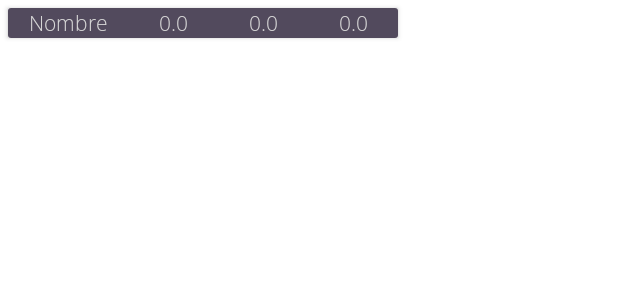
After one commit to RedVille/TDMPA_ProyectoFinal, an Android app: the layout row_student.xml on its own in the app's theme, with its tools: preview values and no code run, on a phone screen of 412 x 824 dp. The commit adds this screen. Shown: the top 300 px of the screen. Run offline under Robolectric (Android 15) with nearby library versions, the phone set to English and light mode, and no system bars.

Commit message:
VampiMaestro - Row y Acomodo de código

```diff
--- a/VampiAlumno/app/src/main/res/layout/activity_main.xml
+++ b/VampiAlumno/app/src/main/res/layout/activity_main.xml
@@ -14,11 +14,11 @@
             android:layout_width="match_parent"
             android:layout_height="0dp"
             app:defaultNavHost="true"
+            app:layout_constraintBottom_toBottomOf="parent"
+            app:layout_constraintEnd_toEndOf="parent"
             app:layout_constraintStart_toStartOf="parent"
-            app:layout_constraintEnd_toEndOf="parent"
-            app:layout_constraintBottom_toBottomOf="parent"
             app:layout_constraintTop_toTopOf="parent"
-            app:navGraph="@navigation/main_graph"/>
+            app:navGraph="@navigation/main_graph" />
 
     </androidx.constraintlayout.widget.ConstraintLayout>
 </layout>
--- a/VampiAlumno/app/src/main/res/layout/subjects_fragment.xml
+++ b/VampiAlumno/app/src/main/res/layout/subjects_fragment.xml
@@ -8,6 +8,7 @@
         android:layout_width="match_parent"
         android:layout_height="match_parent"
         android:background="@color/background">
+
         <androidx.swiperefreshlayout.widget.SwipeRefreshLayout
             android:id="@+id/swpRefresh"
             android:layout_width="0dp"
@@ -16,6 +17,7 @@
             app:layout_constraintEnd_toEndOf="parent"
             app:layout_constraintStart_toStartOf="parent"
             app:layout_constraintTop_toTopOf="parent">
+
             <androidx.recyclerview.widget.RecyclerView
                 android:id="@+id/rcCategories"
                 android:layout_width="0dp"
--- /dev/null
+++ b/VampiMaestro/app/src/main/res/layout/row_student.xml
@@ -0,0 +1,73 @@
+<?xml version="1.0" encoding="utf-8"?>
+<layout xmlns:android="http://schemas.android.com/apk/res/android"
+    xmlns:app="http://schemas.android.com/apk/res-auto"
+    xmlns:tools="http://schemas.android.com/tools">
+
+    <androidx.cardview.widget.CardView
+        android:layout_width="wrap_content"
+        android:layout_height="wrap_content"
+        android:layout_margin="5dp">
+
+        <androidx.constraintlayout.widget.ConstraintLayout
+            android:layout_width="match_parent"
+            android:layout_height="wrap_content"
+            android:background="@color/secondary">
+
+            <TextView
+                android:id="@+id/txvName"
+                android:layout_width="80dp"
+                android:layout_height="wrap_content"
+                android:ellipsize="end"
+                android:fontFamily="@font/opensanslight"
+                android:lines="1"
+                android:textAlignment="center"
+                android:textColor="@color/font1"
+                app:layout_constraintEnd_toStartOf="@id/txvP1"
+                app:layout_constraintStart_toStartOf="parent"
+                app:layout_constraintTop_toTopOf="parent"
+                tools:text="Nombre" />
+
+            <TextView
+                android:id="@+id/txvP1"
+                android:layout_width="60dp"
+                android:layout_height="wrap_content"
+                android:ellipsize="end"
+                android:fontFamily="@font/opensanslight"
+                android:lines="1"
+                android:textAlignment="center"
+                android:textColor="@color/font1"
+                app:layout_constraintEnd_toStartOf="@id/txvP2"
+                app:layout_constraintStart_toEndOf="@id/txvName"
+                app:layout_constraintTop_toTopOf="@id/txvName"
+                tools:text="0.0" />
+
+            <TextView
+                android:id="@+id/txvP2"
+                android:layout_width="60dp"
+                android:layout_height="wrap_content"
+                android:ellipsize="end"
+                android:fontFamily="@font/opensanslight"
+                android:lines="1"
+                android:textAlignment="center"
+                android:textColor="@color/font1"
+                app:layout_constraintEnd_toStartOf="@id/txvP3"
+                app:layout_constraintStart_toEndOf="@id/txvP1"
+                app:layout_constraintTop_toTopOf="@id/txvName"
+                tools:text="0.0" />
+
+            <TextView
+                android:id="@+id/txvP3"
+                android:layout_width="60dp"
+                android:layout_height="wrap_content"
+                android:ellipsize="end"
+                android:fontFamily="@font/opensanslight"
+                android:lines="1"
+                android:textAlignment="center"
+                android:textColor="@color/font1"
+                app:layout_constraintEnd_toEndOf="parent"
+                app:layout_constraintStart_toEndOf="@id/txvP2"
+                app:layout_constraintTop_toTopOf="@id/txvName"
+                tools:text="0.0" />
+        </androidx.constraintlayout.widget.ConstraintLayout>
+    </androidx.cardview.widget.CardView>
+</layout>
```
Also changed, not shown: VampiAlumno/app/src/main/res/layout/grid_subject.xml (+15 -11 lines), VampiAlumno/app/src/main/res/layout/login_fragment.xml (+30 -29 lines), VampiAlumno/app/src/main/res/layout/profile_detail_fragment.xml (+31 -31 lines), VampiAlumno/app/src/main/res/layout/subject_detail_fragment.xml (+64 -53 lines).
